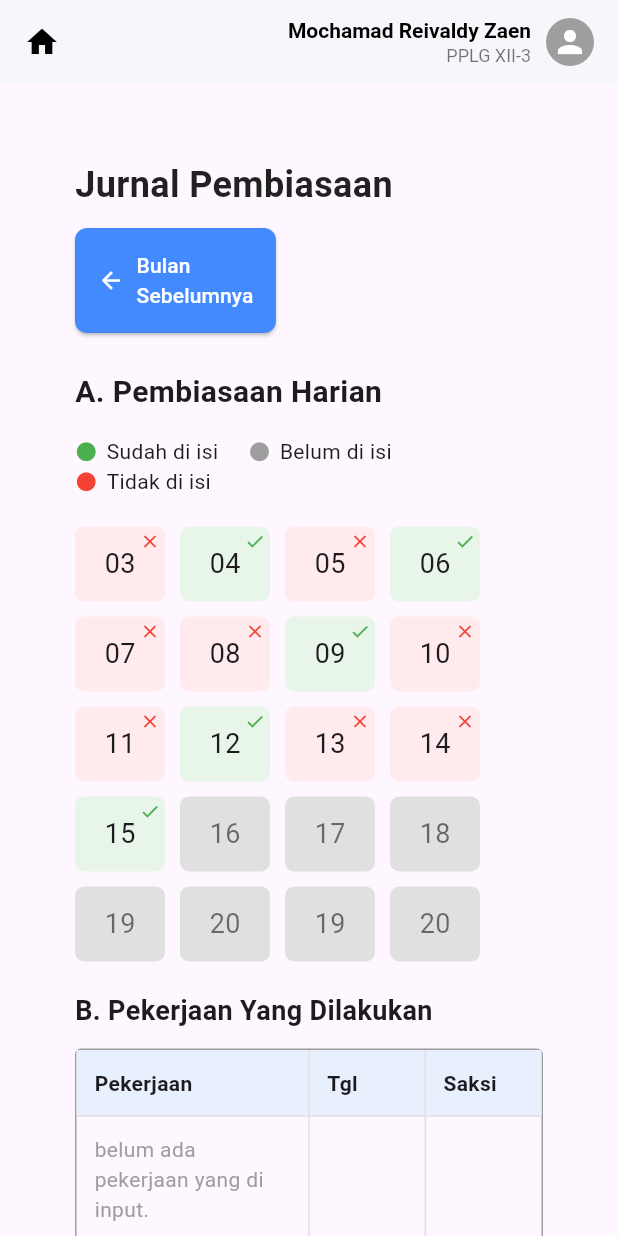
After one commit to annasyasa/Jurnalku-mobile, a Flutter app: the JurnalPembiasaanPage screen opened directly, on a phone screen of 412 x 824 dp. The commit adds this screen. Run offline on Flutter 3.47's test engine with Material 3 defaults, Android fonts, the phone set to English and light mode, and no system bars; our stand-ins replace google_fonts.

Commit message:
feat: bikin page jurnal pembiasaan

```diff
--- a/lib/catatan_sikap.dart
+++ b/lib/catatan_sikap.dart
@@ -6,6 +6,42 @@ class CatatanSikapPage extends StatelessWidget {
   @override
   Widget build(BuildContext context) {
     return Scaffold(
+      appBar: AppBar(
+        backgroundColor: Colors.white,
+        elevation: 1,
+        automaticallyImplyLeading: false,
+        title: Row(
+          children: [
+            Icon(Icons.home, color: Colors.black),
+            SizedBox(width: 12),
+            Expanded(
+              child: Column(
+                crossAxisAlignment: CrossAxisAlignment.end,
+                children: const [
+                  Text(
+                    "Mochamad Reivaldy Zaen",
+                    style: TextStyle(
+                      color: Colors.black,
+                      fontSize: 14,
+                      fontWeight: FontWeight.w600,
+                    ),
+                  ),
+                  Text(
+                    "PPLG XII-3",
+                    style: TextStyle(color: Colors.black54, fontSize: 12),
+                  ),
+                ],
+              ),
+            ),
+            const SizedBox(width: 10),
+            const CircleAvatar(
+              radius: 16,
+              backgroundColor: Colors.grey,
+              child: Icon(Icons.person, color: Colors.white),
+            ),
+          ],
+        ),
+      ),
       body: SingleChildScrollView(
         padding: const EdgeInsets.all(20),
         child: Column(
--- /dev/null
+++ b/lib/jurnal_pembiasaan.dart
@@ -0,0 +1,406 @@
+import 'package:flutter/material.dart';
+import 'package:jurnalku_mobile/login.dart';
+
+class JurnalPembiasaanPage extends StatelessWidget {
+  const JurnalPembiasaanPage({super.key});
+
+  @override
+  Widget build(BuildContext context) {
+    return Scaffold(
+      appBar: AppBar(
+        backgroundColor: Colors.white,
+        elevation: 1,
+        automaticallyImplyLeading: false,
+        title: Row(
+          children: [
+            Icon(Icons.home, color: Colors.black),
+            SizedBox(width: 12),
+            Expanded(
+              child: Column(
+                crossAxisAlignment: CrossAxisAlignment.end,
+                children: const [
+                  Text(
+                    "Mochamad Reivaldy Zaen",
+                    style: TextStyle(
+                      color: Colors.black,
+                      fontSize: 14,
+                      fontWeight: FontWeight.w600,
+                    ),
+                  ),
+                  Text(
+                    "PPLG XII-3",
+                    style: TextStyle(color: Colors.black54, fontSize: 12),
+                  ),
+                ],
+              ),
+            ),
+            SizedBox(width: 10),
+            CircleAvatar(
+              radius: 16,
+              backgroundColor: Colors.grey,
+              child: Icon(Icons.person, color: Colors.white),
+            ),
+          ],
+        ),
+      ),
+
+      body: SingleChildScrollView(
+        child: Padding(
+          padding: EdgeInsets.all(50),
+          child: Column(
+            crossAxisAlignment: CrossAxisAlignment.start,
+            children: [
+              Text(
+                "Jurnal Pembiasaan",
+                style: TextStyle(
+                  fontSize: 24,
+                  fontWeight: FontWeight.bold,
+                  color: Colors.black87,
+                ),
+              ),
+
+              SizedBox(height: 12),
+
+              ElevatedButton(
+                onPressed: () {
+                  Navigator.push(
+                    context,
+                    MaterialPageRoute(builder: (context) => Login()),
+                  );
+                },
+                style: ElevatedButton.styleFrom(
+                  padding: EdgeInsets.all(15),
+                  shape: RoundedRectangleBorder(
+                    borderRadius: BorderRadius.circular(8),
+                  ),
+                  backgroundColor: Colors.blueAccent,
+                  foregroundColor: Colors.white,
+                ),
+                child: Row(
+                  mainAxisSize: MainAxisSize.min,
+                  children: [
+                    Icon(Icons.arrow_back),
+                    SizedBox(width: 8),
+                    Text("Bulan\nSebelumnya"),
+                  ],
+                ),
+              ),
+
+              SizedBox(height: 25),
+
+              Text(
+                "A. Pembiasaan Harian",
+                style: TextStyle(fontSize: 20, fontWeight: FontWeight.w600),
+              ),
+
+              SizedBox(height: 15),
+
+              Wrap(
+                spacing: 20,
+                children: [
+                  Row(
+                    mainAxisSize: MainAxisSize.min,
+                    children: [
+                      Icon(Icons.circle, color: Colors.green, size: 15),
+                      SizedBox(width: 6),
+                      Text("Sudah di isi"),
+                    ],
+                  ),
+                  Row(
+                    mainAxisSize: MainAxisSize.min,
+                    children: [
+                      Icon(Icons.circle, color: Colors.grey, size: 15),
+                      SizedBox(width: 6),
+                      Text("Belum di isi"),
+                    ],
+                  ),
+                  Row(
+                    mainAxisSize: MainAxisSize.min,
+                    children: [
+                      Icon(Icons.circle, color: Colors.red, size: 15),
+                      SizedBox(width: 6),
+                      Text("Tidak di isi"),
+                    ],
+                  ),
+                ],
+              ),
+              SizedBox(height: 20),
+
+              Wrap(
+                spacing: 10,
+                runSpacing: 10,
+                children: [
+                  tidakTerisi("03"),
+                  sudahTerisi("04"),
+                  tidakTerisi("05"),
+                  sudahTerisi("06"),
+                  tidakTerisi("07"),
+                  tidakTerisi("08"),
+                  sudahTerisi("09"),
+                  tidakTerisi("10"),
+                  tidakTerisi("11"),
+                  sudahTerisi("12"),
+                  tidakTerisi("13"),
+                  tidakTerisi("14"),
+                  sudahTerisi("15"),
+                  belumTerisi("16"),
+                  belumTerisi("17"),
+                  belumTerisi("18"),
+                  belumTerisi("19"),
+                  belumTerisi("20"),
+                  belumTerisi("19"),
+                  belumTerisi("20"),
+                ],
+              ),
+
+              SizedBox(height: 20),
+              Text(
+                "B. Pekerjaan Yang Dilakukan",
+                style: TextStyle(fontSize: 18, fontWeight: FontWeight.bold),
+              ),
+              SizedBox(height: 12),
+
+              //TABEL B
+              Container(
+                decoration: BoxDecoration(
+                  border: Border.all(color: Colors.grey),
+                  borderRadius: BorderRadius.circular(4),
+                ),
+                child: Table(
+                  border: TableBorder.symmetric(
+                    inside: BorderSide(color: Colors.grey.shade300),
+                  ),
+                  columnWidths: const {
+                    0: FlexColumnWidth(2),
+                    1: FlexColumnWidth(1),
+                    2: FlexColumnWidth(1),
+                  },
+                  children: [
+                    TableRow(
+                      decoration: BoxDecoration(
+                        color: Color(0xFFE8F0FE),
+                      ),
+                      children: const [
+                        Padding(
+                          padding: EdgeInsets.all(12),
+                          child: Text(
+                            "Pekerjaan",
+                            style: TextStyle(fontWeight: FontWeight.bold),
+                          ),
+                        ),
+                        Padding(
+                          padding: EdgeInsets.all(12),
+                          child: Text(
+                            "Tgl",
+                            style: TextStyle(fontWeight: FontWeight.bold),
+                          ),
+                        ),
+                        Padding(
+                          padding: EdgeInsets.all(12),
+                          child: Text(
+                            "Saksi",
+                            style: TextStyle(fontWeight: FontWeight.bold),
+                          ),
+                        ),
+                      ],
+                    ),
+                    TableRow(
+                      children: [
+                        Padding(
+                          padding: EdgeInsets.all(12),
+                          child: Text(
+                            "belum ada pekerjaan yang di input.",
+                            style: TextStyle(color: Colors.grey),
+                          ),
+                        ),
+                        SizedBox(),
+                        SizedBox(),
+                      ],
+                    ),
+                  ],
+                ),
+              ),
+
+              SizedBox(height: 20),
+              Text(
+                "C. Materi yang dipelajari",
+                style: TextStyle(fontSize: 18, fontWeight: FontWeight.bold),
+              ),
+              SizedBox(height: 12),
+
+              //TABEL C
+              Container(
+                decoration: BoxDecoration(
+                  border: Border.all(color: Colors.grey),
+                  borderRadius: BorderRadius.circular(4),
+                ),
+                child: Table(
+                  border: TableBorder.symmetric(
+                    inside: BorderSide(color: Colors.grey.shade300),
+                  ),
+                  columnWidths: const {
+                    0: FlexColumnWidth(2),
+                    1: FlexColumnWidth(1),
+                    2: FlexColumnWidth(1),
+                  },
+                  children: [
+                    TableRow(
+                      decoration: BoxDecoration(
+                        color: Colors.grey.shade300,
+                      ),
+                      children: const [
+                        Padding(
+                          padding: EdgeInsets.all(12),
+                          child: Text(
+                            "Materi",
+                            style: TextStyle(fontWeight: FontWeight.bold),
+                          ),
+                        ),
+                        Padding(
+                          padding: EdgeInsets.all(12),
+                          child: Text(
+                            "Tgl",
+                            style: TextStyle(fontWeight: FontWeight.bold),
+                          ),
+                        ),
+                        Padding(
+                          padding: EdgeInsets.all(12),
+                          child: Text(
+                            "Saksi",
+                            style: TextStyle(fontWeight: FontWeight.bold),
+                          ),
+                        ),
+                      ],
+                    ),
+                    TableRow(
+                      children: [
+                        Padding(
+                          padding: EdgeInsets.all(12),
+                          child: Text(
+                            "belum ada pekerjaan yang di input.",
+                            style: TextStyle(color: Colors.grey),
+                          ),
+                        ),
+                        SizedBox(),
+                        SizedBox(),
+                      ],
+                    ),
+                  ],
+                ),
+              ),
+
+              SizedBox(height: 20),
+              Text("D. Poin", style: TextStyle(fontSize: 18, fontWeight: FontWeight.bold)),
+              SizedBox(height: 12),
+
+              // ======== TABEL D =========
+              Table(
+                border: TableBorder.all(color: Colors.grey),
+                columnWidths: const {
+                  0: FlexColumnWidth(3),
+                  1: FlexColumnWidth(1),
+                  2: FlexColumnWidth(1),
+                  3: FlexColumnWidth(1),
+                  4: FlexColumnWidth(1),
+                },
+                children: [
+                  TableRow(
+                    decoration: BoxDecoration(color: Colors.grey[300]),
+                    children: [
+                      Padding(
+                        padding: EdgeInsets.all(8),
+                        child: Text("Kategori Poin", style: TextStyle(fontWeight: FontWeight.bold)),
+                      ),
+                      Padding(
+                        padding: EdgeInsets.all(8),
+                        child: Text("M1", style: TextStyle(fontWeight: FontWeight.bold)),
+                      ),
+                      Padding(
+                        padding: EdgeInsets.all(8),
+                        child: Text("M2", style: TextStyle(fontWeight: FontWeight.bold)),
+                      ),
+                      Padding(
+                        padding: EdgeInsets.all(8),
+                        child: Text("M3", style: TextStyle(fontWeight: FontWeight.bold)),
+                      ),
+                      Padding(
+                        padding: EdgeInsets.all(8),
+                        child: Text("M4", style: TextStyle(fontWeight: FontWeight.bold)),
+                      ),
+                    ],
+                  ),
+
+                  // Isi tabel poin
+                  poinRow('(5) mengerjakan project/adanya update progress belajar'),
+                  poinRow('(1 - 5) poin dari pertanyaan atau laporan pengetahuan materi'),
+                  poinRow('Jumlah poin minggu ini'),
+                  poinRow('Jumlah poin ceklist pembiasaan'),
+                  poinRow('Jumlah keseluruhan poin'),
+                ],
+              ),
+            ],
+          ),
+        ),
+      ),
+    );
+  }
+}
+
+TableRow poinRow(String text) {
+  return TableRow(
+    children: [
+      Padding(padding: EdgeInsets.all(8), child: Text(text)),
+      Padding(padding: EdgeInsets.all(8), child: Text("0")),
+      Padding(padding: EdgeInsets.all(8), child: Text("0")),
+      Padding(padding: EdgeInsets.all(8), child: Text("0")),
+      Padding(padding: EdgeInsets.all(8), child: Text("0")),
+    ],
+  );
+}
+
+// ===== Kotak Status Harian =====
+Widget tidakTerisi(String number) {
+  return Container(
+    width: 60,
+    height: 50,
+    decoration: BoxDecoration(
+      color: Colors.red.shade50,
+      borderRadius: BorderRadius.circular(6),
+    ),
+    child: Stack(
+      children: [
+        Center(child: Text(number, style: TextStyle(fontSize: 18))),
+        Positioned(right: 3, top: 3, child: Icon(Icons.close, size: 14, color: Colors.red)),
+      ],
+    ),
+  );
+}
+
+Widget sudahTerisi(String number) {
+  return Container(
+    width: 60,
+    height: 50,
+    decoration: BoxDecoration(
+      color: Colors.green.shade50,
+      borderRadius: BorderRadius.circular(6),
+    ),
+    child: Stack(
+      children: [
+        Center(child: Text(number, style: TextStyle(fontSize: 18))),
+        Positioned(right: 3, top: 3, child: Icon(Icons.check, size: 14, color: Colors.green)),
+      ],
+    ),
+  );
+}
+
+Widget belumTerisi(String number) {
+  return Container(
+    width: 60,
+    height: 50,
+    decoration: BoxDecoration(
+      color: Colors.grey.shade300,
+      borderRadius: BorderRadius.circular(6),
+    ),
+    child: Center(child: Text(number, style: TextStyle(fontSize: 18, color: Colors.black54))),
+  );
+}
--- a/lib/login.dart
+++ b/lib/login.dart
@@ -5,6 +5,7 @@ import 'package:jurnalku_mobile/panduan.dart';
 import 'package:jurnalku_mobile/permintaan_saksi.dart';
 import 'package:jurnalku_mobile/search.dart';
 import 'package:jurnalku_mobile/catatan_sikap.dart';
+import 'package:jurnalku_mobile/jurnal_pembiasaan.dart';
 
 
 class Login extends StatelessWidget {
@@ -113,6 +114,17 @@ class Login extends StatelessWidget {
                     });
                   },
                 ),
+                PopupMenuItem(
+                  child: const Text("Jurnal Pembiasaan"),
+                  onTap: () {
+                    Future.delayed(Duration.zero, () {
+                      Navigator.push(
+                        context,
+                        MaterialPageRoute(builder: (_) => const JurnalPembiasaanPage()),
+                      );
+                    });
+                  },
+                ),
               ],
             ),
           ],
--- a/lib/settings.dart
+++ b/lib/settings.dart
@@ -24,10 +24,40 @@ class _SettingsPageState extends State<SettingsPage> {
   Widget build(BuildContext context) {
     return Scaffold(
       appBar: AppBar(
-        title: const Text("Pengaturan Akun"),
         backgroundColor: Colors.white,
-        foregroundColor: Colors.black,
-        elevation: 0,
+        elevation: 1,
+        automaticallyImplyLeading: false,
+        title: Row(
+          children: [
+            Icon(Icons.home, color: Colors.black),
+            SizedBox(width: 12),
+            Expanded(
+              child: Column(
+                crossAxisAlignment: CrossAxisAlignment.end,
+                children: const [
+                  Text(
+                    "Mochamad Reivaldy Zaen",
+                    style: TextStyle(
+                      color: Colors.black,
+                      fontSize: 14,
+                      fontWeight: FontWeight.w600,
+                    ),
+                  ),
+                  Text(
+                    "PPLG XII-3",
+                    style: TextStyle(color: Colors.black54, fontSize: 12),
+                  ),
+                ],
+              ),
+            ),
+            const SizedBox(width: 10),
+            const CircleAvatar(
+              radius: 16,
+              backgroundColor: Colors.grey,
+              child: Icon(Icons.person, color: Colors.white),
+            ),
+          ],
+        ),
       ),
       body: SingleChildScrollView(
         padding: const EdgeInsets.all(20),
@@ -41,12 +71,13 @@ class _SettingsPageState extends State<SettingsPage> {
                 borderRadius: BorderRadius.circular(12),
                 boxShadow: [BoxShadow(color: Colors.black12, blurRadius: 4)],
               ),
-              child: Row(
-                crossAxisAlignment: CrossAxisAlignment.start,
+              child: Column(
+                children: [
+                  Row(
+                    crossAxisAlignment: CrossAxisAlignment.center,
                     children: [
                       // LEFT SIDE
                       Column(
-                    crossAxisAlignment: CrossAxisAlignment.center,
                         children: [
                           const Text(
                             "Informasi Profil",
@@ -63,7 +94,9 @@ class _SettingsPageState extends State<SettingsPage> {
                             children: [
                               const CircleAvatar(
                                 radius: 50,
-                            backgroundImage: AssetImage('images/profile.png'),
+                                backgroundImage: AssetImage(
+                                  'images/profile.png',
+                                ),
                               ),
                               Container(
                                 padding: const EdgeInsets.all(6),
@@ -93,6 +126,10 @@ class _SettingsPageState extends State<SettingsPage> {
                       // RIGHT SIDE (READONLY FIELDS)
                       Expanded(
                         child: Column(
+                          children: [
+                            Row(
+                              children: [
+                                Column(
                                   crossAxisAlignment: CrossAxisAlignment.start,
                                   children: [
                                     buildProfileInfoItem("Nama", nama),
@@ -101,6 +138,12 @@ class _SettingsPageState extends State<SettingsPage> {
                                     buildProfileInfoItem("Rayon", rayon),
                                   ],
                                 ),
+                              ],
+                            ),
+                          ],
+                        ),
+                      ),
+                    ],
                   ),
                 ],
               ),
@@ -216,7 +259,7 @@ class _SettingsPageState extends State<SettingsPage> {
     );
   }
 
-  // ===================== PROFILE INFO ITEM =====================
+  //PROFILE INFO ITEM
   Widget buildProfileInfoItem(String label, String value) {
     return Padding(
       padding: const EdgeInsets.only(bottom: 15),
```
Also changed, not shown: pubspec.lock. Lines whose indentation alone changed are shown as unchanged.
